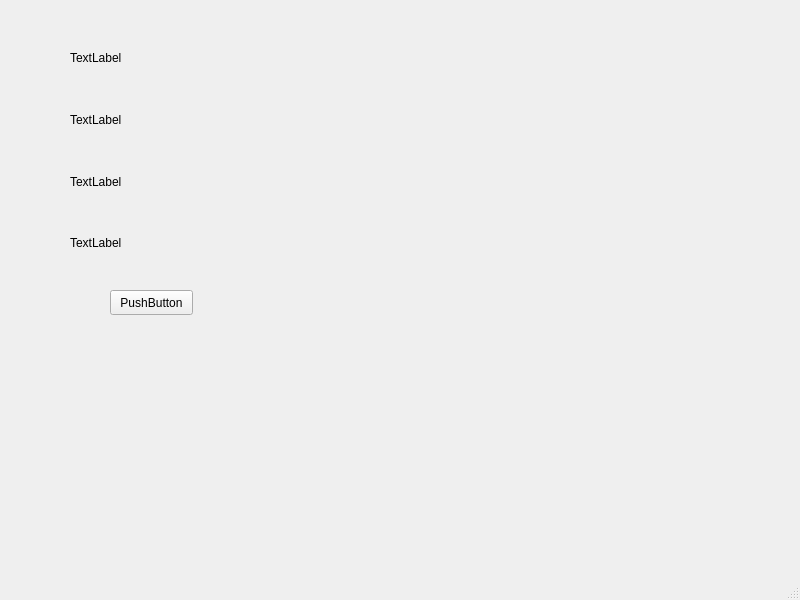
Above: qt_folder/mainwindow.ui from Blaaake7/qt_program before the change. Below: the same form after it.
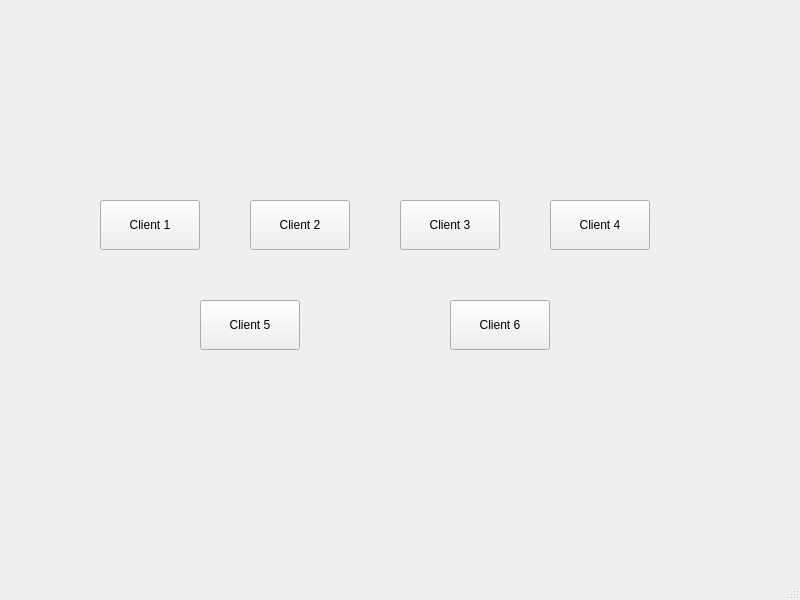
That is the form after the change. Icons and pictures are not drawn.

Patch:
```diff
--- a/qt_folder/mainwindow.ui
+++ b/qt_folder/mainwindow.ui
@@ -14,73 +14,180 @@
    <string>MainWindow</string>
   </property>
   <widget class="QWidget" name="centralwidget">
-   <widget class="QWidget" name="horizontalLayoutWidget">
+   <widget class="QStackedWidget" name="stackedWidget">
     <property name="geometry">
      <rect>
-      <x>70</x>
-      <y>30</y>
-      <width>511</width>
-      <height>241</height>
+      <x>0</x>
+      <y>0</y>
+      <width>800</width>
+      <height>600</height>
      </rect>
     </property>
-    <layout class="QHBoxLayout" name="horizontalLayout">
-     <item>
-      <layout class="QVBoxLayout" name="verticalLayout">
-       <item>
-        <widget class="QLabel" name="label_2">
-         <property name="text">
-          <string>TextLabel</string>
-         </property>
-        </widget>
-       </item>
-       <item>
-        <widget class="QLabel" name="label_3">
-         <property name="text">
-          <string>TextLabel</string>
-         </property>
-        </widget>
-       </item>
-       <item>
-        <widget class="QLabel" name="label_4">
-         <property name="text">
-          <string>TextLabel</string>
-         </property>
-        </widget>
-       </item>
-       <item>
-        <widget class="QLabel" name="label_5">
-         <property name="text">
-          <string>TextLabel</string>
-         </property>
-        </widget>
-       </item>
-      </layout>
-     </item>
-     <item>
-      <widget class="QLabel" name="label">
-       <property name="text">
-        <string/>
-       </property>
-       <property name="pixmap">
-        <pixmap resource="Car.qrc">:/images/images.jpeg</pixmap>
-       </property>
-      </widget>
-     </item>
-    </layout>
+
+    <!-- 첫 번째 페이지: 클라이언트 선택 화면 -->
+    <widget class="QWidget" name="pageSelectClient">
+     <widget class="QPushButton" name="clientButton1">
+      <property name="geometry">
+       <rect>
+        <x>100</x>
+        <y>200</y>
+        <width>100</width>
+        <height>50</height>
+       </rect>
+      </property>
+      <property name="text">
+       <string>Client 1</string>
+      </property>
+     </widget>
+     <widget class="QPushButton" name="clientButton2">
+      <property name="geometry">
+       <rect>
+        <x>250</x>
+        <y>200</y>
+        <width>100</width>
+        <height>50</height>
+       </rect>
+      </property>
+      <property name="text">
+       <string>Client 2</string>
+      </property>
+     </widget>
+     <widget class="QPushButton" name="clientButton3">
+      <property name="geometry">
+       <rect>
+        <x>400</x>
+        <y>200</y>
+        <width>100</width>
+        <height>50</height>
+       </rect>
+      </property>
+      <property name="text">
+       <string>Client 3</string>
+      </property>
+     </widget>
+     <widget class="QPushButton" name="clientButton4">
+      <property name="geometry">
+       <rect>
+        <x>550</x>
+        <y>200</y>
+        <width>100</width>
+        <height>50</height>
+       </rect>
+      </property>
+      <property name="text">
+       <string>Client 4</string>
+      </property>
+     </widget>
+     <widget class="QPushButton" name="clientButton5">
+      <property name="geometry">
+       <rect>
+        <x>200</x>
+        <y>300</y>
+        <width>100</width>
+        <height>50</height>
+       </rect>
+      </property>
+      <property name="text">
+       <string>Client 5</string>
+      </property>
+     </widget>
+     <widget class="QPushButton" name="clientButton6">
+      <property name="geometry">
+       <rect>
+        <x>450</x>
+        <y>300</y>
+        <width>100</width>
+        <height>50</height>
+       </rect>
+      </property>
+      <property name="text">
+       <string>Client 6</string>
+      </property>
+     </widget>
+    </widget>
+
+    <!-- 두 번째 페이지: 데이터 화면 -->
+    <widget class="QWidget" name="pageClientData">
+     <widget class="QLabel" name="label">
+      <property name="geometry">
+       <rect>
+        <x>50</x>
+        <y>20</y>
+        <width>300</width>
+        <height>30</height>
+       </rect>
+      </property>
+      <property name="text">
+       <string>Client Data</string>
+      </property>
+     </widget>
+     <widget class="QLabel" name="label_2">
+      <property name="geometry">
+       <rect>
+        <x>50</x>
+        <y>60</y>
+        <width>300</width>
+        <height>30</height>
+       </rect>
+      </property>
+      <property name="text">
+       <string>ADC Value:</string>
+      </property>
+     </widget>
+     <widget class="QLabel" name="label_3">
+      <property name="geometry">
+       <rect>
+        <x>50</x>
+        <y>100</y>
+        <width>300</width>
+        <height>30</height>
+       </rect>
+      </property>
+      <property name="text">
+       <string>PWM Duty Cycle:</string>
+      </property>
+     </widget>
+     <widget class="QLabel" name="label_4">
+      <property name="geometry">
+       <rect>
+        <x>50</x>
+        <y>140</y>
+        <width>300</width>
+        <height>30</height>
+       </rect>
+      </property>
+      <property name="text">
+       <string>Distance:</string>
+      </property>
+     </widget>
+     <widget class="QLabel" name="label_5">
+      <property name="geometry">
+       <rect>
+        <x>50</x>
+        <y>180</y>
+        <width>300</width>
+        <height>30</height>
+       </rect>
+      </property>
+      <property name="text">
+       <string>LED State:</string>
+      </property>
+     </widget>
+     <widget class="QPushButton" name="backButton">
+      <property name="geometry">
+       <rect>
+        <x>150</x>
+        <y>240</y>
+        <width>100</width>
+        <height>30</height>
+       </rect>
+      </property>
+      <property name="text">
+       <string>Back</string>
+      </property>
+     </widget>
+    </widget>
    </widget>
-   <widget class="QPushButton" name="pushButton">
-    <property name="geometry">
-     <rect>
-      <x>110</x>
-      <y>290</y>
-      <width>83</width>
-      <height>25</height>
-     </rect>
-    </property>
-    <property name="text">
-     <string>PushButton</string>
-    </property>
-   </widget>
   </widget>
   <widget class="QMenuBar" name="menubar">
    <property name="geometry">
```
Left out of the diff: 16 changed lines with no effect on the pictures.
